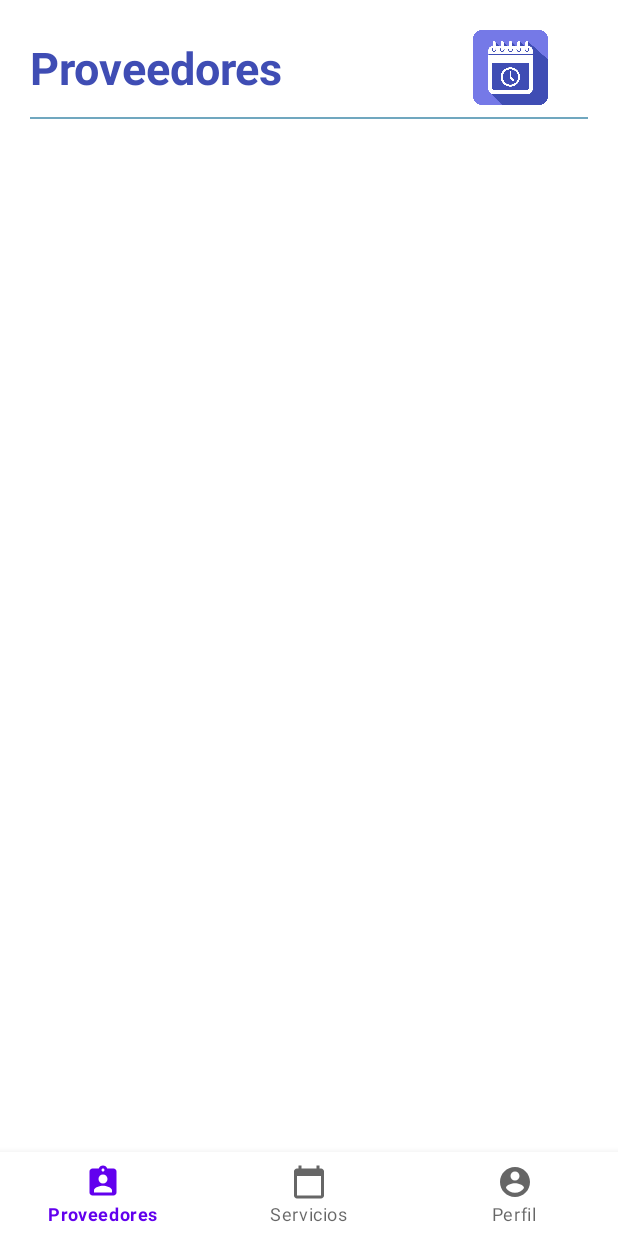
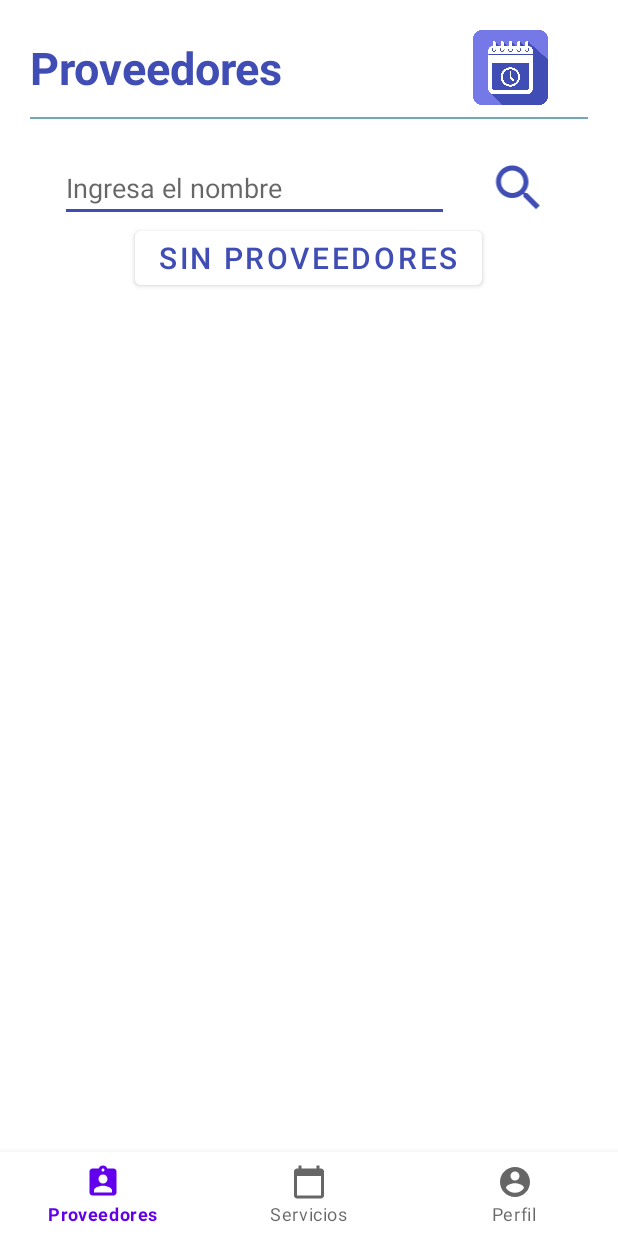
Before and after one commit to DiegoMontes20/DealApp, an Android app: the HomeFragment screen opened directly, with no data from a screen before it, on a phone screen of 412 x 824 dp. Run offline under Robolectric (Android 15) with nearby library versions, the phone set to English and light mode, and no system bars; our stand-ins replace navigation-ui; network calls fail; 2 statements that could not run were skipped.

Commit message:
Gustavo Flores:
-implementación de buscador de proveedores
-actualizacion de token

```diff
--- a/app/src/main/java/mx/edu/utez/deal/Login/LoginScreen.kt
+++ b/app/src/main/java/mx/edu/utez/deal/Login/LoginScreen.kt
@@ -6,7 +6,6 @@ import android.os.Bundle
 import android.widget.Toast
 import com.google.android.material.snackbar.Snackbar
 import mx.edu.utez.deal.MainActivity
-import mx.edu.utez.deal.Model.User
 import mx.edu.utez.deal.Model.UserLogin
 import mx.edu.utez.deal.Prefs.PrefsApplication.Companion.prefs
 import mx.edu.utez.deal.Registro.RegistroScreen
--- a/app/src/main/java/mx/edu/utez/deal/Model/ClientProfile.kt
+++ b/app/src/main/java/mx/edu/utez/deal/Model/ClientProfile.kt
@@ -7,4 +7,5 @@ data class ClientProfile(@SerializedName("id")val id:String,
                          @SerializedName("phone") val phone:String,
                          @SerializedName("lastname") val lastname:String,
                          @SerializedName("user")val User:User,
-                         @SerializedName("fullname")val fullname:String)
+                         @SerializedName("fullname")val fullname:String,
+                         @SerializedName("notificationToken")val token:String)
--- a/app/src/main/java/mx/edu/utez/deal/Retro/APIService.kt
+++ b/app/src/main/java/mx/edu/utez/deal/Retro/APIService.kt
@@ -67,4 +67,8 @@ interface APIService {
     @Headers("Content-Type: application/json")
     suspend fun updateAppoinment(@Body requestBody: RequestBody):Response<ResponseBody>
 
+    @GET("/client/provider")
+    @Headers("Content-Type: application/json")
+    suspend fun getProvidersByName(@Query("name") name:String):Response<ResponseBody>
+
 }
--- a/app/src/main/java/mx/edu/utez/deal/ui/home/HomeFragment.kt
+++ b/app/src/main/java/mx/edu/utez/deal/ui/home/HomeFragment.kt
@@ -1,13 +1,18 @@
 package mx.edu.utez.deal.ui.home
 
+import android.content.Context
+import android.content.Context.INPUT_METHOD_SERVICE
 import android.content.Intent
 import android.os.Bundle
 import android.util.Log
 import android.view.LayoutInflater
 import android.view.View
 import android.view.ViewGroup
+import android.view.inputmethod.InputMethodManager
 import android.widget.Toast
 import androidx.appcompat.app.AppCompatActivity
+import androidx.core.content.ContextCompat
+import androidx.core.content.ContextCompat.getSystemService
 import androidx.fragment.app.Fragment
 import androidx.lifecycle.ViewModelProvider
 import androidx.recyclerview.widget.LinearLayoutManager
@@ -16,6 +21,7 @@ import com.google.firebase.messaging.FirebaseMessaging
 import com.google.gson.Gson
 import com.google.gson.GsonBuilder
 import com.google.gson.JsonParser
+import kotlinx.android.synthetic.main.fragment_home.view.*
 import kotlinx.coroutines.CoroutineScope
 import kotlinx.coroutines.Dispatchers
 import kotlinx.coroutines.launch
@@ -50,8 +56,7 @@ class HomeFragment : Fragment() {
     var apellidos =""
     var telefono =""
     var nombre =""
-
-    var tokenStatico =""
+    var tokenCliente =""
 
     // This property is only valid between onCreateView and
     // onDestroyView.
@@ -69,11 +74,15 @@ class HomeFragment : Fragment() {
             ViewModelProvider(this).get(HomeViewModel::class.java)
         (activity as AppCompatActivity?)!!.supportActionBar!!.hide()
         _binding = FragmentHomeBinding.inflate(inflater, container, false)
+        binding.rvProviders.layoutManager = LinearLayoutManager(activity)
+        getData("")
         getProfile()
-        getData()
-
 
         val root: View = binding.root
+
+        root.img_buscar.setOnClickListener {
+            getData(binding.buscarNombre.text.toString())
+        }
 
         return root
     }
@@ -108,7 +117,6 @@ class HomeFragment : Fragment() {
 
             withContext(Dispatchers.Main) {
                 if (response.isSuccessful) {
-                    //Toast.makeText(activity, "Consulta con éxito", Toast.LENGTH_LONG).show()
                     val gson = GsonBuilder().setPrettyPrinting().create()
                     val prettyJson = gson.toJson(
                         JsonParser.parseString(
@@ -117,14 +125,13 @@ class HomeFragment : Fragment() {
                         )
                     )
                     var jobject:JSONObject = JSONObject(prettyJson)
-                    //jobject.get("data")
-                    //println(jobject.get("data"))
                     val gson2 = Gson()
                     val clientProfile: ClientProfile = gson2.fromJson(jobject.get("data").toString(), ClientProfile::class.java)
                     idCliente = clientProfile.id
                     apellidos = clientProfile.lastname
                     telefono=clientProfile.phone
                     nombre=clientProfile.name
+                    tokenCliente = clientProfile.token
                     var token: String? = null
                     FirebaseMessaging.getInstance().token.addOnCompleteListener(OnCompleteListener { task ->
                         if (!task.isSuccessful) {
@@ -134,12 +141,7 @@ class HomeFragment : Fragment() {
                         // Get new FCM registration token
                         token = task.result
 
-
-                        tokenStatico=token.toString()
-
-                        if(!tokenStatico.equals(SplashScreen.tokenSplash)){
-
-                        }
+                        if(!token.equals(tokenCliente)){
                             jsonObject.put("id", idCliente)
                             jsonObject.put("name", nombre)
                             jsonObject.put("lastname", apellidos)
@@ -147,16 +149,9 @@ class HomeFragment : Fragment() {
 
                             jsonUser.put("notificationToken",token)
                             jsonObject.put("user", jsonUser)
-                        //println(jsonObject)
                             update()
-
-                        //println(token)
-
-
-
+                        }
                     })
-
-
                 } else {
 
                     Log.e("RETROFIT_ERROR", response.code().toString())
@@ -167,13 +162,13 @@ class HomeFragment : Fragment() {
     }
 
 
-    fun getData(){
+    fun getData(nombre:String){
         val retrofit = getRetrofit()
 
         val service = retrofit.create(APIService::class.java)
         CoroutineScope(Dispatchers.IO).launch(coroutineExceptionHandler.handler) {
 
-            val response = service.getProviders()
+            val response = service.getProvidersByName(nombre)
 
             withContext(Dispatchers.Main) {
                 if (response.isSuccessful) {
@@ -198,14 +193,19 @@ class HomeFragment : Fragment() {
                         i++
                     }
                     if(lista.isEmpty()){
+                        binding.btnTexto.visibility = View.VISIBLE
                         Toast.makeText(activity, "No hay proveedores disponibles", Toast.LENGTH_LONG).show()
+                        val adapter = ProviderAdapter(lista)
+                        binding.rvProviders.adapter=adapter
+                        adapter!!.notifyDataSetChanged()
                     }else{
-                        binding.rvProviders.layoutManager = LinearLayoutManager(activity)
+                        binding.btnTexto.visibility = View.GONE
+
                         val adapter = ProviderAdapter(lista)
                         binding.rvProviders.adapter=adapter
                         adapter!!.notifyDataSetChanged()
                     }
-
+                    hideKeyboard()
                 } else {
                     var code = response.code().toString()
                     if(code == "401"){
@@ -223,6 +223,10 @@ class HomeFragment : Fragment() {
 
 
     }
+    private fun hideKeyboard() {
+        val imm = view?.let { ContextCompat.getSystemService(it.context, InputMethodManager::class.java) }
+        imm?.hideSoftInputFromWindow(view?.windowToken, 0)
+    }
 
     fun getRetrofit():Retrofit{
         return  Retrofit.Builder()
--- a/app/src/main/res/layout/fragment_home.xml
+++ b/app/src/main/res/layout/fragment_home.xml
@@ -8,6 +8,8 @@
     android:gravity="center"
     android:orientation="vertical"
     tools:context=".ui.home.HomeFragment">
+
+
 
     <LinearLayout
         android:layout_width="match_parent"
@@ -48,6 +50,39 @@
 
 
     </LinearLayout>
+    <LinearLayout
+        android:layout_width="match_parent"
+        android:layout_height="wrap_content"
+        android:orientation="horizontal"
+        android:gravity="center">
+        <EditText
+            android:layout_width="match_parent"
+            android:layout_height="wrap_content"
+            android:layout_weight="1"
+            android:layout_marginLeft="20dp"
+            android:hint="Ingresa el nombre"
+            android:backgroundTint="@color/secondary"
+            android:id="@+id/buscar_nombre"/>
+        <ImageView
+            android:layout_width="match_parent"
+            android:layout_height="40dp"
+            android:id="@+id/img_buscar"
+            android:layout_weight="3"
+            android:src="@drawable/ic_baseline_search_24"
+            />
+    </LinearLayout>
+
+    <Button
+        android:id="@+id/btn_texto"
+        android:layout_width="wrap_content"
+        android:layout_height="wrap_content"
+        android:backgroundTint="@color/white"
+        android:gravity="center"
+        android:textSize="20dp"
+        android:clickable="false"
+        android:layout_gravity="center"
+        android:text="Sin proveedores"
+        android:textColor="@color/primaryDark" />
 
     <androidx.recyclerview.widget.RecyclerView
         android:id="@+id/rv_providers"
```
Lines whose indentation alone changed are shown as unchanged.
